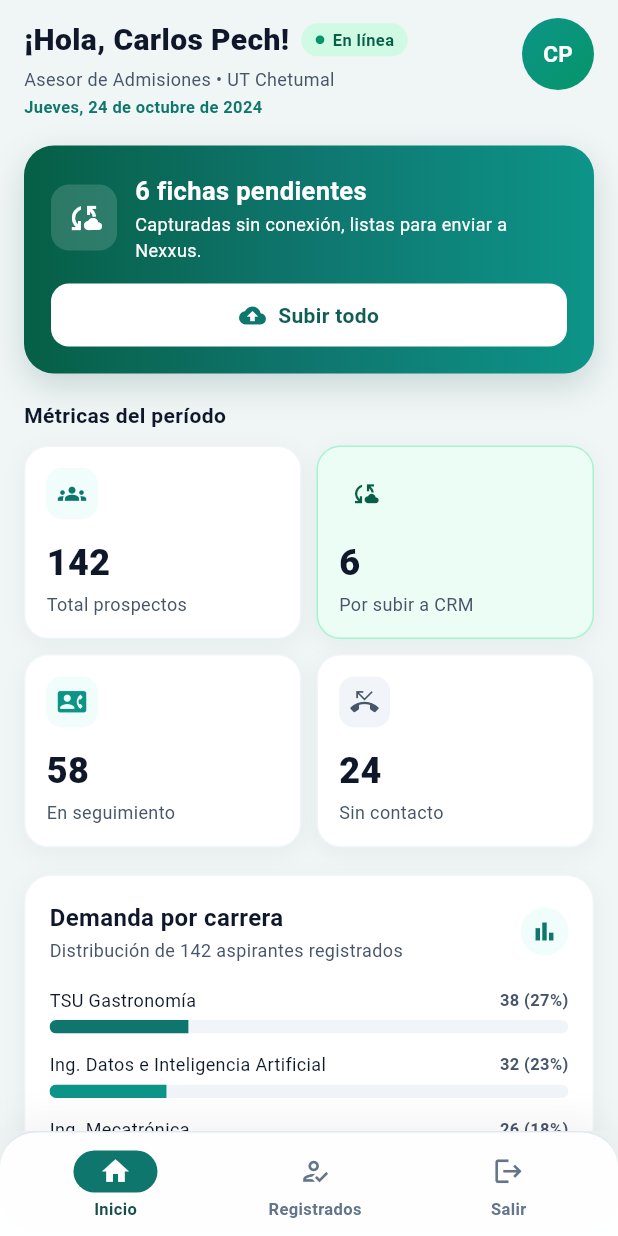
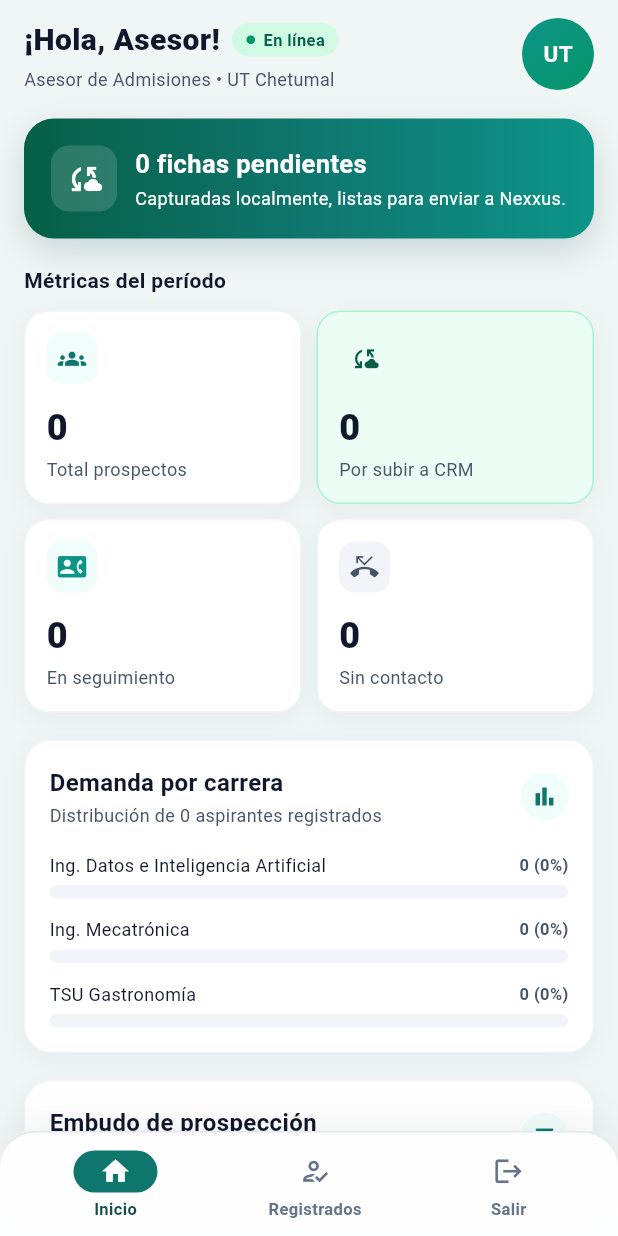
Before and after one commit to Mr-Alistar/nexxus-app, a Flutter app: the DashboardScreen screen opened by its route, on a phone screen of 412 x 824 dp. Run offline on Flutter 3.47's test engine with Material 3 defaults, Android fonts, the phone set to English and light mode, and no system bars; our stand-ins replace csv, dio, flutter_svg, share_plus, sqflite, sqflite_common and 2 more; missing offline and left inert: excel; accounts and stored records are empty.

Commit message:
feat: funcion de dashboard

```diff
--- a/lib/Services/formulario_service.dart
+++ b/lib/Services/formulario_service.dart
@@ -100,4 +100,21 @@ class FormularioService {
       whereArgs: [id],
     );
   }
+
+  // Obtiene el número total de prospectos guardados localmente
+  Future<int> contarProspectos() async {
+    final db = await instancia.database;
+    final result = await db.rawQuery('SELECT COUNT(*) as count FROM prospectos');
+    return Sqflite.firstIntValue(result) ?? 0;
+  }
+
+  // Obtiene el conteo de prospectos filtrados por estatus (ej. 'sin-contacto')
+  Future<int> contarProspectosPorStatus(String status) async {
+    final db = await instancia.database;
+    final result = await db.rawQuery(
+      'SELECT COUNT(*) as count FROM prospectos WHERE status = ?',
+      [status],
+    );
+    return Sqflite.firstIntValue(result) ?? 0;
+  }
 }
--- a/lib/View_Models/dashboard_view_model.dart
+++ b/lib/View_Models/dashboard_view_model.dart
@@ -1,15 +1,53 @@
 import 'package:flutter/material.dart';
+import 'package:nexxus/Services/formulario_service.dart';
 
-// ViewModel para la gestión del Dashboard, como si fueran Tabs o pestañas
+// ViewModel para la gestión del Dashboard y sus estadísticas en tiempo real
 class DashboardViewModel extends ChangeNotifier {
   int _indiceActual = 0;
   int get indiceActual => _indiceActual;
 
-  //Cambia el índice de la "tab" seleccionada y notifica a la vista.
+  // Variables para las estadísticas del Dashboard
+  int _totalProspectos = 0;
+  int _sinContacto = 0;
+  bool _cargandoStats = false;
+
+  // Getters para exponer las estadísticas a la vista de inicio
+  int get totalProspectos => _totalProspectos;
+  int get sinContacto => _sinContacto;
+  bool get cargandoStats => _cargandoStats;
+
+  DashboardViewModel() {
+    // Cargar estadísticas al iniciar
+    cargarEstadisticas();
+  }
+
+  // Cambia el índice de la "tab" seleccionada y notifica a la vista.
   void cambiarIndice(int nuevoIndice) {
     if (nuevoIndice != _indiceActual) {
       _indiceActual = nuevoIndice;
+      // Si regresa a la pestaña de inicio (0), refrescamos las estadísticas
+      if (nuevoIndice == 0) {
+        cargarEstadisticas();
+      }
       notifyListeners();
     }
   }
+
+  // Método para consultar la base de datos local y actualizar métricas
+  Future<void> cargarEstadisticas() async {
+    _cargandoStats = true;
+    notifyListeners();
+
+    try {
+      _totalProspectos = await FormularioService.instancia.contarProspectos();
+      _sinContacto = await FormularioService.instancia.contarProspectosPorStatus('sin-contacto');
+    } catch (e) {
+      // Manejo silencioso en caso de error de BD
+      _totalProspectos = 0;
+      _sinContacto = 0;
+    }
+
+    _cargandoStats = false;
+    notifyListeners();
+  }
 }
--- a/lib/Views/dashboard_screen.dart
+++ b/lib/Views/dashboard_screen.dart
@@ -91,7 +91,7 @@ class _DashboardScreenState extends State<DashboardScreen> {
             index: _viewModel.indiceActual,
             children: [
               // Tab Inicio (dashboard de estadísticas — solo vista)
-              const InicioDashboardScreen(),
+              InicioDashboardScreen(viewModel: _viewModel),
               // Tab Registrados (SQL interno)
               ProspectosLocalesScreen(
                 onIrInicio: () => _viewModel.cambiarIndice(0),
--- a/lib/Views/inicio_dashboard_screen.dart
+++ b/lib/Views/inicio_dashboard_screen.dart
@@ -1,5 +1,6 @@
 import 'dart:math' as math;
 import 'package:flutter/material.dart';
+import 'package:nexxus/View_Models/dashboard_view_model.dart';
 
 // Paleta del rediseño (teal / esmeralda), consistente con la sección Registrados.
 class _C {
@@ -23,41 +24,24 @@ class _C {
   static const amber500 = Color(0xFFF59E0B);
 }
 
-// Pantalla de Inicio (dashboard). SOLO VISTA: datos de ejemplo, sin lógica.
 class InicioDashboardScreen extends StatelessWidget {
-  const InicioDashboardScreen({super.key});
+  final DashboardViewModel viewModel;
 
-  // ---- Datos de ejemplo (estáticos, solo para mostrar el diseño) ----
-  static const int _total = 142;
-  static const int _pendientes = 6;
-  static const int _seguimiento = 58;
-  static const int _sinContacto = 24;
-
-  static const List<_Carrera> _carreras = [
-    _Carrera("TSU Gastronomía", 38, _C.teal700),
-    _Carrera("Ing. Datos e Inteligencia Artificial", 32, _C.teal600),
-    _Carrera("Ing. Mecatrónica", 26, _C.emerald500),
-    _Carrera("Lic. en Gestión Financiera", 20, _C.emerald600),
-    _Carrera("Ing. TI e Innovación Digital", 16, _C.teal800),
-    _Carrera("Lic. Negocios y Mercadotecnia", 10, _C.amber500),
-  ];
-
-  static const List<_Segmento> _embudoDatos = [
-    _Segmento("En seguimiento", 58, _C.teal700),
-    _Segmento("En comunicación", 45, _C.emerald500),
-    _Segmento("Sin contacto", 24, _C.slate400),
-    _Segmento("Rechazado", 15, _C.rose500),
-  ];
-
-  static const List<_Reciente> _recientes = [
-    _Reciente("Juan Pérez García", "Ing. en Datos e IA"),
-    _Reciente("Mariana Soto Pech", "TSU Gastronomía"),
-    _Reciente("Omar Castro Hernández", "Lic. en Gestión Financiera"),
-    _Reciente("Sofía Méndez Canché", "Ing. Mecatrónica"),
-  ];
+  const InicioDashboardScreen({
+    super.key,
+    required this.viewModel,
+  });
 
   @override
   Widget build(BuildContext context) {
+    return ListenableBuilder(
+      listenable: viewModel,
+      builder: (context, child) {
+        final int total = viewModel.totalProspectos;
+        final int pendientes = viewModel.sinContacto;
+        final int seguimiento = 0;
+        final int sinContacto = viewModel.sinContacto;
+
         return Scaffold(
           backgroundColor: _C.bg,
           body: SafeArea(
@@ -67,18 +51,18 @@ class InicioDashboardScreen extends StatelessWidget {
               children: [
                 _bienvenida(),
                 const SizedBox(height: 18),
-            _bannerSync(),
+                _bannerSync(pendientes),
                 const SizedBox(height: 18),
-            _kpis(),
+                _kpis(total, pendientes, seguimiento, sinContacto),
                 const SizedBox(height: 18),
-            _demandaPorCarrera(),
+                _demandaPorCarrera(total),
                 const SizedBox(height: 18),
-            _embudo(),
-            const SizedBox(height: 18),
-            _ultimosCapturados(),
+                _embudo(total, sinContacto),
               ],
             ),
           ),
+        );
+      },
     );
   }
 
@@ -95,7 +79,7 @@ class InicioDashboardScreen extends StatelessWidget {
                 children: [
                   const Flexible(
                     child: Text(
-                      "¡Hola, Carlos Pech!",
+                      "¡Hola, Asesor!",
                       maxLines: 1,
                       overflow: TextOverflow.ellipsis,
                       style: TextStyle(
@@ -136,15 +120,6 @@ class InicioDashboardScreen extends StatelessWidget {
                 "Asesor de Admisiones • UT Chetumal",
                 style: TextStyle(fontSize: 12, color: _C.slate600),
               ),
-              const SizedBox(height: 2),
-              const Text(
-                "Jueves, 24 de octubre de 2024",
-                style: TextStyle(
-                  fontSize: 11,
-                  fontWeight: FontWeight.w600,
-                  color: _C.teal700,
-                ),
-              ),
             ],
           ),
         ),
@@ -162,7 +137,7 @@ class InicioDashboardScreen extends StatelessWidget {
           ),
           alignment: Alignment.center,
           child: const Text(
-            "CP",
+            "UT",
             style: TextStyle(
               color: Colors.white,
               fontSize: 15,
@@ -175,7 +150,7 @@ class InicioDashboardScreen extends StatelessWidget {
   }
 
   // ===== 2. Banner de sincronización =====
-  Widget _bannerSync() {
+  Widget _bannerSync(int pendientes) {
     return Container(
       padding: const EdgeInsets.all(18),
       decoration: BoxDecoration(
@@ -206,21 +181,21 @@ class InicioDashboardScreen extends StatelessWidget {
                 child: const Icon(Icons.cloud_sync, color: Colors.white),
               ),
               const SizedBox(width: 12),
-              const Expanded(
+              Expanded(
                 child: Column(
                   crossAxisAlignment: CrossAxisAlignment.start,
                   children: [
                     Text(
-                      "$_pendientes fichas pendientes",
-                      style: TextStyle(
+                      "$pendientes fichas pendientes",
+                      style: const TextStyle(
                         color: Colors.white,
                         fontSize: 17,
                         fontWeight: FontWeight.bold,
                       ),
                     ),
-                    SizedBox(height: 2),
-                    Text(
-                      "Capturadas sin conexión, listas para enviar a Nexxus.",
+                    const SizedBox(height: 2),
+                    const Text(
+                      "Capturadas localmente, listas para enviar a Nexxus.",
                       style: TextStyle(color: Colors.white, fontSize: 12),
                     ),
                   ],
@@ -228,37 +203,13 @@ class InicioDashboardScreen extends StatelessWidget {
               ),
             ],
           ),
-          const SizedBox(height: 14),
-          Container(
-            width: double.infinity,
-            padding: const EdgeInsets.symmetric(vertical: 11),
-            decoration: BoxDecoration(
-              color: Colors.white,
-              borderRadius: BorderRadius.circular(12),
-            ),
-            child: const Row(
-              mainAxisAlignment: MainAxisAlignment.center,
-              children: [
-                Icon(Icons.cloud_upload, size: 18, color: _C.teal700),
-                SizedBox(width: 8),
-                Text(
-                  "Subir todo",
-                  style: TextStyle(
-                    color: _C.teal800,
-                    fontSize: 14,
-                    fontWeight: FontWeight.bold,
-                  ),
-                ),
-              ],
-            ),
-          ),
         ],
       ),
     );
   }
 
   // ===== 3. KPIs =====
-  Widget _kpis() {
+  Widget _kpis(int total, int pendientes, int seguimiento, int sinContacto) {
     return Column(
       crossAxisAlignment: CrossAxisAlignment.start,
       children: [
@@ -276,7 +227,7 @@ class InicioDashboardScreen extends StatelessWidget {
             Expanded(
               child: _kpiCard(
                 icono: Icons.groups,
-                valor: "$_total",
+                valor: "$total",
                 etiqueta: "Total prospectos",
                 colorIcono: _C.teal700,
                 fondoIcono: _C.teal50,
@@ -286,7 +237,7 @@ class InicioDashboardScreen extends StatelessWidget {
             Expanded(
               child: _kpiCard(
                 icono: Icons.cloud_sync,
-                valor: "$_pendientes",
+                valor: "$pendientes",
                 etiqueta: "Por subir a CRM",
                 colorIcono: _C.emerald800,
                 fondoIcono: _C.emerald50,
@@ -301,7 +252,7 @@ class InicioDashboardScreen extends StatelessWidget {
             Expanded(
               child: _kpiCard(
                 icono: Icons.contact_phone,
-                valor: "$_seguimiento",
+                valor: "$seguimiento",
                 etiqueta: "En seguimiento",
                 colorIcono: _C.teal600,
                 fondoIcono: _C.teal50,
@@ -311,7 +262,7 @@ class InicioDashboardScreen extends StatelessWidget {
             Expanded(
               child: _kpiCard(
                 icono: Icons.phone_missed,
-                valor: "$_sinContacto",
+                valor: "$sinContacto",
                 etiqueta: "Sin contacto",
                 colorIcono: _C.slate600,
                 fondoIcono: _C.slate100,
@@ -377,26 +328,31 @@ class InicioDashboardScreen extends StatelessWidget {
   }
 
   // ===== 4. Demanda por carrera =====
-  Widget _demandaPorCarrera() {
+  Widget _demandaPorCarrera(int total) {
+    final List<_Carrera> carrerasEjemplo = [
+      _Carrera("Ing. Datos e Inteligencia Artificial", total > 0 ? (total * 0.5).round() : 0, _C.teal600),
+      _Carrera("Ing. Mecatrónica", total > 0 ? (total * 0.3).round() : 0, _C.emerald500),
+      _Carrera("TSU Gastronomía", total > 0 ? (total * 0.2).round() : 0, _C.teal700),
+    ];
+
     return _tarjeta(
       titulo: "Demanda por carrera",
-      subtitulo: "Distribución de $_total aspirantes registrados",
+      subtitulo: "Distribución de $total aspirantes registrados",
       icono: Icons.bar_chart,
       hijo: Column(
         children: [
-          for (int i = 0; i < _carreras.length; i++)
+          for (int i = 0; i < carrerasEjemplo.length; i++)
             Padding(
-              padding:
-                  EdgeInsets.only(bottom: i == _carreras.length - 1 ? 0 : 12),
-              child: _barraCarrera(_carreras[i]),
+              padding: EdgeInsets.only(bottom: i == carrerasEjemplo.length - 1 ? 0 : 12),
+              child: _barraCarrera(carrerasEjemplo[i], total),
             ),
         ],
       ),
     );
   }
 
-  Widget _barraCarrera(_Carrera c) {
-    final pct = _total == 0 ? 0.0 : c.cantidad / _total;
+  Widget _barraCarrera(_Carrera c, int total) {
+    final pct = total == 0 ? 0.0 : c.cantidad / total;
     return Column(
       crossAxisAlignment: CrossAxisAlignment.start,
       children: [
@@ -436,8 +392,12 @@ class InicioDashboardScreen extends StatelessWidget {
   }
 
   // ===== 5. Embudo por estado (donut) =====
-  Widget _embudo() {
-    const total = 142;
+  Widget _embudo(int total, int sinContacto) {
+    final List<_Segmento> embudoDatos = [
+      _Segmento("Sin contacto", sinContacto, _C.slate400),
+      _Segmento("En proceso", total - sinContacto, _C.teal700),
+    ];
+
     return _tarjeta(
       titulo: "Embudo de prospección",
       subtitulo: "Estado de conversión y atención",
@@ -448,20 +408,20 @@ class InicioDashboardScreen extends StatelessWidget {
             width: 110,
             height: 110,
             child: CustomPaint(
-              painter: _DonutPainter(_embudoDatos, total),
-              child: const Center(
+              painter: _DonutPainter(embudoDatos, total),
+              child: Center(
                 child: Column(
                   mainAxisSize: MainAxisSize.min,
                   children: [
                     Text(
                       "$total",
-                      style: TextStyle(
+                      style: const TextStyle(
                         fontSize: 20,
                         fontWeight: FontWeight.w800,
                         color: _C.slate900,
                       ),
                     ),
-                    Text(
+                    const Text(
                       "Aspirantes",
                       style: TextStyle(fontSize: 10, color: _C.slate600),
                     ),
@@ -474,7 +434,7 @@ class InicioDashboardScreen extends StatelessWidget {
           Expanded(
             child: Column(
               children: [
-                for (final s in _embudoDatos)
+                for (final s in embudoDatos)
                   Padding(
                     padding: const EdgeInsets.only(bottom: 8),
                     child: Row(
@@ -498,7 +458,7 @@ class InicioDashboardScreen extends StatelessWidget {
                           ),
                         ),
                         Text(
-                          "${s.valor} (${(s.valor / total * 100).round()}%)",
+                          "${s.valor} (${total == 0 ? 0 : (s.valor / total * 100).round()}%)",
                           style: const TextStyle(
                             fontSize: 11,
                             fontWeight: FontWeight.bold,
@@ -506,106 +466,6 @@ class InicioDashboardScreen extends StatelessWidget {
                           ),
                         ),
                       ],
-                    ),
-                  ),
-              ],
-            ),
-          ),
-        ],
-      ),
-    );
-  }
-
-  // ===== 6. Últimos capturados =====
-  Widget _ultimosCapturados() {
-    return Column(
-      crossAxisAlignment: CrossAxisAlignment.start,
-      children: [
-        const Text(
-          "Últimos capturados",
-          style: TextStyle(
-            fontSize: 14,
-            fontWeight: FontWeight.bold,
-            color: _C.slate900,
-          ),
-        ),
-        const SizedBox(height: 10),
-        ..._recientes.map(_filaReciente),
-      ],
-    );
-  }
-
-  Widget _filaReciente(_Reciente r) {
-    return Container(
-      margin: const EdgeInsets.only(bottom: 8),
-      padding: const EdgeInsets.all(12),
-      decoration: BoxDecoration(
-        color: Colors.white,
-        borderRadius: BorderRadius.circular(14),
-        border: Border.all(color: _C.slate100),
-      ),
-      child: Row(
-        children: [
-          Container(
-            width: 40,
-            height: 40,
-            decoration: const BoxDecoration(
-              color: _C.emerald50,
-              shape: BoxShape.circle,
-            ),
-            alignment: Alignment.center,
-            child: Text(
-              _iniciales(r.nombre),
-              style: const TextStyle(
-                color: _C.emerald800,
-                fontSize: 13,
-                fontWeight: FontWeight.bold,
-              ),
-            ),
-          ),
-          const SizedBox(width: 12),
-          Expanded(
-            child: Column(
-              crossAxisAlignment: CrossAxisAlignment.start,
-              children: [
-                Text(
-                  r.nombre,
-                  maxLines: 1,
-                  overflow: TextOverflow.ellipsis,
-                  style: const TextStyle(
-                    fontSize: 14,
-                    fontWeight: FontWeight.bold,
-                    color: _C.slate900,
-                  ),
-                ),
-                const SizedBox(height: 1),
-                Text(
-                  r.carrera,
-                  maxLines: 1,
-                  overflow: TextOverflow.ellipsis,
-                  style: const TextStyle(fontSize: 12, color: _C.slate600),
-                ),
-              ],
-            ),
-          ),
-          const SizedBox(width: 8),
-          Container(
-            padding: const EdgeInsets.symmetric(horizontal: 9, vertical: 4),
-            decoration: BoxDecoration(
-              color: _C.emerald100,
-              borderRadius: BorderRadius.circular(999),
-            ),
-            child: const Row(
-              mainAxisSize: MainAxisSize.min,
-              children: [
-                Icon(Icons.cloud_off, size: 12, color: _C.emerald800),
-                SizedBox(width: 4),
-                Text(
-                  "Local",
-                  style: TextStyle(
-                    fontSize: 11,
-                    fontWeight: FontWeight.bold,
-                    color: _C.emerald800,
                     ),
                   ),
               ],
@@ -679,15 +539,6 @@ class InicioDashboardScreen extends StatelessWidget {
       ),
     );
   }
-
-  String _iniciales(String nombre) {
-    final partes =
-        nombre.split(' ').where((s) => s.trim().isNotEmpty).toList();
-    if (partes.isEmpty) return '?';
-    if (partes.length == 1) return partes.first.substring(0, 1).toUpperCase();
-    return (partes[0].substring(0, 1) + partes[1].substring(0, 1))
-        .toUpperCase();
-  }
 }
 
 class _Carrera {
@@ -702,12 +553,6 @@ class _Segmento {
   final int valor;
   final Color color;
   const _Segmento(this.etiqueta, this.valor, this.color);
-}
-
-class _Reciente {
-  final String nombre;
-  final String carrera;
-  const _Reciente(this.nombre, this.carrera);
 }
 
 // Pintor del donut del embudo de estados.
```
Also changed, not shown: pubspec.lock. Lines whose indentation alone changed are shown as unchanged.
